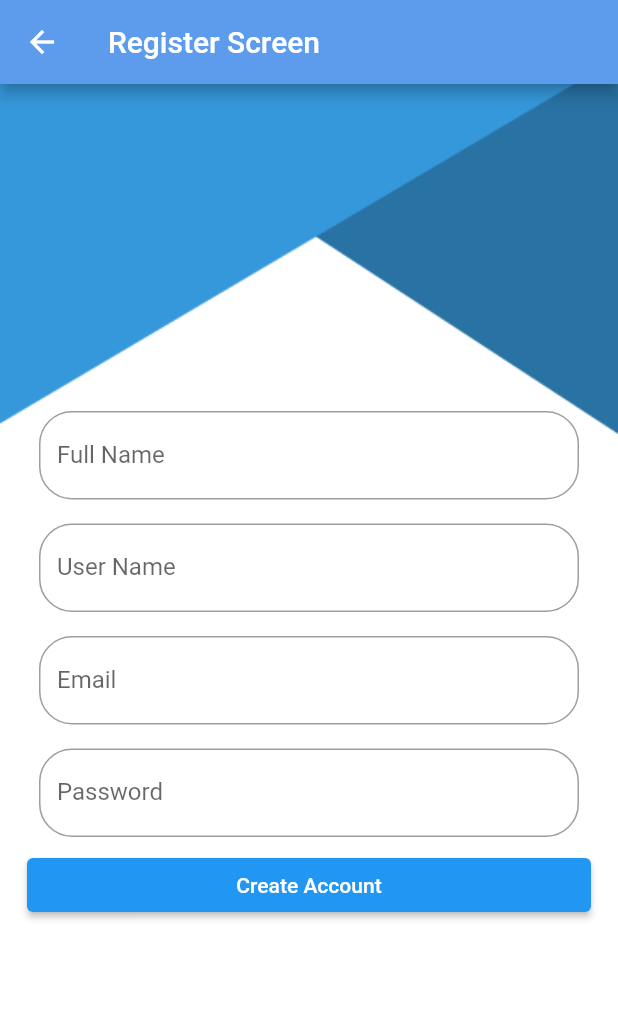
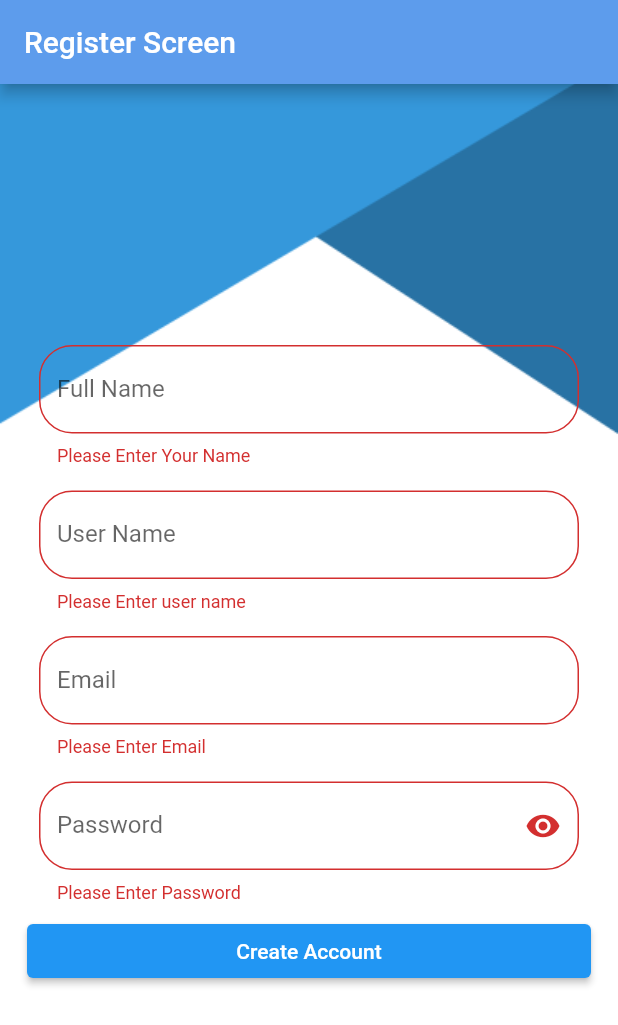
Before and after one commit to hamadia/to_do_app, a Flutter app: the screen it shows after launch, after a tap on "Create Account", on a phone screen of 412 x 824 dp. Shown: the top 1025 px of the screen. Run offline on Flutter 3.47's test engine with Material 3 defaults, Android fonts, the phone set to English and light mode, and no system bars; our stand-ins replace cloud_firestore, firebase_auth, firebase_core; accounts and stored records are empty.

Commit message:
+ obscureText + visibility icon and visibility off

```diff
--- a/lib/Features/account/presentation/views/widgets/custom_text_form_field.dart
+++ b/lib/Features/account/presentation/views/widgets/custom_text_form_field.dart
@@ -19,6 +19,7 @@ class CustomTextFormField extends StatelessWidget {
   final OnChange? onChange;
   final TextEditingController? controller;
   final bool obscureText;
+
   final Widget? suffixIcon;
 
   @override
@@ -26,16 +27,16 @@ class CustomTextFormField extends StatelessWidget {
     return Padding(
       padding: const EdgeInsets.all(8),
       child: TextFormField(
+        onChanged: onChange,
         obscureText: obscureText,
-        onChanged: onChange,
         controller: controller,
         validator: validator,
         decoration: InputDecoration(
-          suffixIcon: suffixIcon,
           border: OutlineInputBorder(
             borderRadius: BorderRadius.circular(22),
           ),
           labelText: labelText,
+          suffixIcon: suffixIcon,
         ),
       ),
     );
--- a/lib/Features/account/presentation/views/widgets/password_text_field.dart
+++ b/lib/Features/account/presentation/views/widgets/password_text_field.dart
@@ -2,11 +2,19 @@ import 'package:flutter/material.dart';
 
 import 'custom_text_form_field.dart';
 
-class PasswordTextField extends StatelessWidget {
-  PasswordTextField({super.key, required this.onPasswordEntered});
+class PasswordTextField extends StatefulWidget {
+  const PasswordTextField({super.key, required this.onPasswordEntered});
 
+  final void Function(String password) onPasswordEntered;
+
+  @override
+  State<PasswordTextField> createState() => _PasswordTextFieldState();
+}
+
+class _PasswordTextFieldState extends State<PasswordTextField> {
   final TextEditingController passwordController = TextEditingController();
-  final void Function(String password) onPasswordEntered;
+
+  var obscureText = true;
 
   @override
   Widget build(BuildContext context) {
@@ -15,8 +23,17 @@ class PasswordTextField extends StatelessWidget {
         CustomTextFormField(
           controller: passwordController,
           labelText: 'Password',
+          obscureText: obscureText,
+          suffixIcon: IconButton(
+            onPressed: () {
+              setState(() {
+                obscureText = !obscureText;
+              });
+            },
+            icon: Icon(obscureText ? Icons.visibility : Icons.visibility_off),
+          ),
           onChange: (password) {
-            onPasswordEntered(password!);
+            widget.onPasswordEntered(password!);
             return null;
           },
           validator: (input) {
--- a/lib/Features/splash/presentation/views/widgets/splash_view_body.dart
+++ b/lib/Features/splash/presentation/views/widgets/splash_view_body.dart
@@ -1,10 +1,10 @@
 import 'dart:async';
 
 import 'package:flutter/material.dart';
-import 'package:to_do_app/Features/account/presentation/views/login_view.dart';
 import 'package:to_do_app/constants.dart';
 
 import '../../../../../core/utils/assets.dart';
+import '../../../../home/presentation/views/home_view.dart';
 
 class SplashViewBody extends StatefulWidget {
   const SplashViewBody({super.key});
@@ -30,7 +30,7 @@ class _SplashViewBodyState extends State<SplashViewBody> {
 
   void splashViewTimer() {
     Timer(kTransitionDuration, () {
-      Navigator.pushReplacementNamed(context, LoginView.routeName);
+      Navigator.pushReplacementNamed(context, HomeView.routeName);
     });
   }
 }
--- a/lib/main.dart
+++ b/lib/main.dart
@@ -36,7 +36,7 @@ class ToDoApp extends StatelessWidget {
         RegisterView.routeName: (context) => const RegisterView(),
         LoginView.routeName: (context) => const LoginView(),
       },
-      initialRoute: SplashView.routeName,
+      initialRoute: RegisterView.routeName,
     );
   }
 }
```
